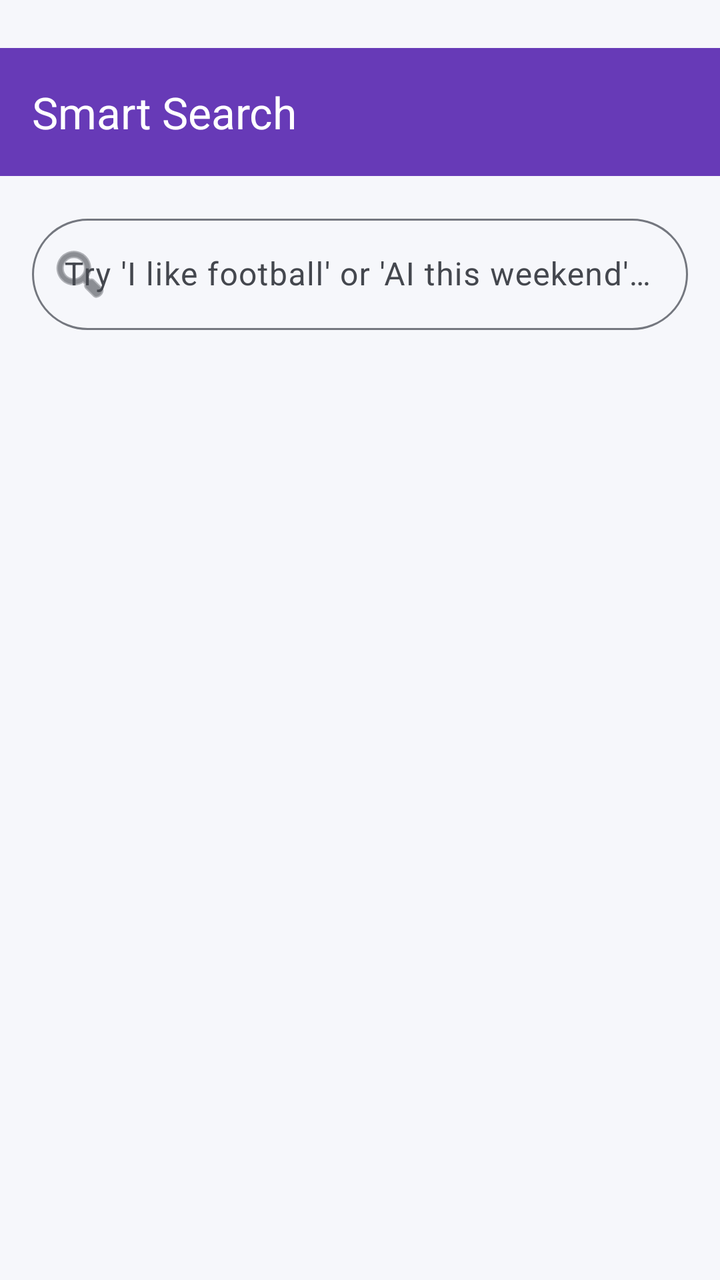
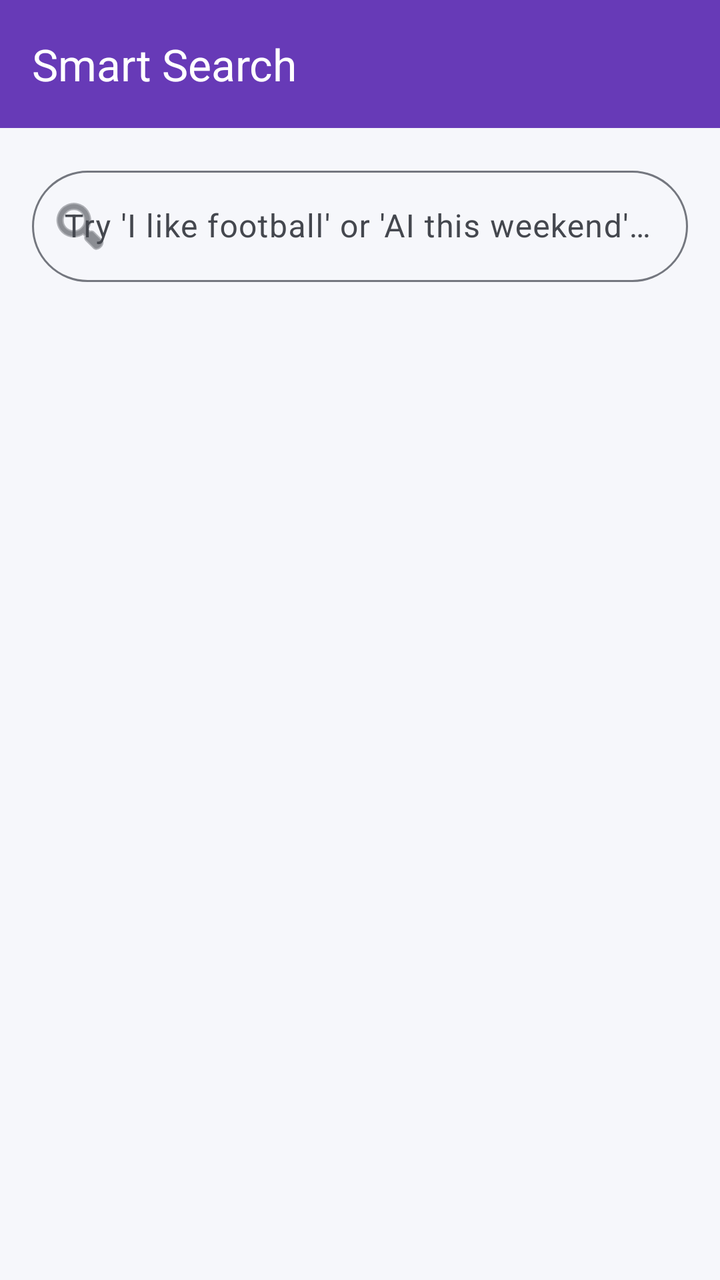

An Android layout rendered at two revisions. The XML below is the earlier revision; the diff shows what the commit changed to produce the second picture.
<!-- AndroidManifest.xml: application theme Theme.CampusConnect -->
<!-- res/layout/activity_search.xml -->
<?xml version="1.0" encoding="utf-8"?>
<androidx.constraintlayout.widget.ConstraintLayout xmlns:android="http://schemas.android.com/apk/res/android"
    xmlns:app="http://schemas.android.com/apk/res-auto"
    android:layout_width="match_parent"
    android:layout_height="match_parent">

    <com.google.android.material.appbar.MaterialToolbar
        android:id="@+id/toolbar"
        android:layout_width="match_parent"
        android:layout_height="?attr/actionBarSize"
        android:layout_marginTop="24dp"
        android:background="?attr/colorPrimary"
        app:title="Smart Search"
        app:titleTextColor="?attr/colorOnPrimary"
        app:layout_constraintTop_toTopOf="parent" />

    <include
        android:id="@+id/offlineBannerInclude"
        layout="@layout/view_offline_banner"
        android:layout_width="match_parent"
        android:layout_height="wrap_content"
        app:layout_constraintTop_toBottomOf="@id/toolbar" />

    <ProgressBar
        android:id="@+id/searchProgress"
        style="?android:attr/progressBarStyleHorizontal"
        android:layout_width="match_parent"
        android:layout_height="wrap_content"
        android:indeterminate="true"
        android:visibility="gone"
        app:layout_constraintTop_toBottomOf="@id/searchLayout" />

    <com.google.android.material.textfield.TextInputLayout
        android:id="@+id/searchLayout"
        style="@style/Widget.Material3.TextInputLayout.OutlinedBox"
        android:layout_width="match_parent"
        android:layout_height="wrap_content"
        android:layout_margin="16dp"
        android:hint="Try 'I like football' or 'AI this weekend'..."
        app:boxCornerRadiusBottomEnd="28dp"
        app:boxCornerRadiusBottomStart="28dp"
        app:boxCornerRadiusTopEnd="28dp"
        app:boxCornerRadiusTopStart="28dp"
        app:layout_constraintTop_toBottomOf="@id/offlineBannerInclude"
        app:startIconDrawable="@android:drawable/ic_menu_search">

        <com.google.android.material.textfield.TextInputEditText
            android:id="@+id/searchEditText"
            android:layout_width="match_parent"
            android:layout_height="wrap_content"
            android:inputType="text" />
    </com.google.android.material.textfield.TextInputLayout>

    <TextView
        android:id="@+id/historyHeader"
        android:layout_width="wrap_content"
        android:layout_height="wrap_content"
        android:layout_marginStart="24dp"
        android:layout_marginTop="8dp"
        android:text="Recent Searches"
        android:textSize="12sp"
        android:textStyle="bold"
        android:visibility="gone"
        app:layout_constraintStart_toStartOf="parent"
        app:layout_constraintTop_toBottomOf="@id/searchLayout" />

    <com.google.android.material.chip.ChipGroup
        android:id="@+id/historyChipGroup"
        android:layout_width="match_parent"
        android:layout_height="wrap_content"
        android:layout_marginHorizontal="24dp"
        android:layout_marginTop="4dp"
        app:layout_constraintTop_toBottomOf="@id/historyHeader" />

    <androidx.recyclerview.widget.RecyclerView
        android:id="@+id/resultsRecyclerView"
        android:layout_width="match_parent"
        android:layout_height="0dp"
        app:layout_constraintBottom_toBottomOf="parent"
        app:layout_constraintTop_toBottomOf="@id/historyChipGroup" />

    <LinearLayout
        android:id="@+id/emptyResultsState"
        android:layout_width="match_parent"
        android:layout_height="0dp"
        android:orientation="vertical"
        android:gravity="center"
        android:padding="32dp"
        android:visibility="gone"
        app:layout_constraintBottom_toBottomOf="parent"
        app:layout_constraintTop_toBottomOf="@id/historyChipGroup">

        <TextView
            android:id="@+id/emptyResultsTitle"
            android:layout_width="wrap_content"
            android:layout_height="wrap_content"
            android:text="No matches found"
            android:textStyle="bold"
            android:textSize="16sp" />

        <TextView
            android:layout_width="wrap_content"
            android:layout_height="wrap_content"
            android:layout_marginTop="4dp"
            android:gravity="center"
            android:text="Try different words, or ask CampusConnect AI instead."
            android:textColor="?android:attr/textColorSecondary" />

        <Button
            android:id="@+id/askAiFromSearchButton"
            android:layout_width="wrap_content"
            android:layout_height="wrap_content"
            android:layout_marginTop="16dp"
            android:minHeight="48dp"
            android:text="@string/ask_campusconnect_ai" />
    </LinearLayout>

</androidx.constraintlayout.widget.ConstraintLayout>
<!-- res/layout/view_offline_banner.xml (included above) -->
<?xml version="1.0" encoding="utf-8"?>
<com.google.android.material.card.MaterialCardView xmlns:android="http://schemas.android.com/apk/res/android"
    xmlns:app="http://schemas.android.com/apk/res-auto"
    android:id="@+id/offlineBanner"
    android:layout_width="match_parent"
    android:layout_height="wrap_content"
    android:layout_margin="12dp"
    android:visibility="gone"
    app:cardBackgroundColor="@color/warning_container"
    app:cardCornerRadius="12dp"
    app:cardElevation="0dp">

    <TextView
        android:id="@+id/offlineBannerText"
        android:layout_width="match_parent"
        android:layout_height="wrap_content"
        android:minHeight="48dp"
        android:gravity="center_vertical"
        android:padding="12dp"
        android:text="@string/offline_saved"
        android:textColor="@color/on_warning_container" />
</com.google.android.material.card.MaterialCardView>
<!-- resources referenced by this layout -->
<resources>
  <color name="on_warning_container">#5D4037</color>
  <color name="warning_container">#FFF8E1</color>
  <string name="ask_campusconnect_ai">✨ Ask CampusConnect AI</string>
  <string name="offline_saved">You\'re offline. Showing saved events.</string>
  <style name="Theme.CampusConnect" parent="Base.Theme.CampusConnect" />
  <style name="Base.Theme.CampusConnect" parent="Theme.Material3.DayNight.NoActionBar">
          
          <item name="colorPrimary">@color/primary</item>
          <item name="colorOnPrimary">@color/on_primary</item>
          <item name="colorSecondary">@color/secondary</item>
          <item name="colorOnSecondary">@color/on_secondary</item>
          <item name="colorTertiary">@color/tertiary</item>
          <item name="colorOnTertiary">@color/on_tertiary</item>
          <item name="android:windowBackground">@color/background</item>
          <item name="colorSurface">@color/surface</item>
          <item name="colorOnSurface">@color/on_surface</item>
  
          <item name="colorSurfaceVariant">@color/surface_variant</item>
          <item name="colorOnSurfaceVariant">@color/on_surface_variant</item>
          <item name="colorError">@color/error</item>
          <item name="colorOnError">@color/on_error</item>
          <item name="colorOutline">@color/outline</item>
          <item name="colorOutlineVariant">@color/outline_variant</item>
          <item name="android:statusBarColor">@color/primary</item>
  
          
          <item name="materialCardViewStyle">@style/Widget.CampusConnect.Card</item>
      </style>
  <color name="primary">#673AB7</color>
  <color name="on_primary">#FFFFFF</color>
  <color name="secondary">#009688</color>
  <color name="on_secondary">#FFFFFF</color>
  <color name="tertiary">#FFC107</color>
  <color name="on_tertiary">#000000</color>
  <color name="background">#F6F7FB</color>
  <color name="surface">#FFFFFF</color>
  <color name="on_surface">#1A1C1E</color>
  <color name="surface_variant">#E1E2EC</color>
  <color name="on_surface_variant">#44474E</color>
  <color name="error">#B3261E</color>
  <color name="on_error">#FFFFFF</color>
  <color name="outline">#74777F</color>
  <color name="outline_variant">#C4C6D0</color>
  <style name="Widget.CampusConnect.Card" parent="Widget.Material3.CardView.Elevated">
          <item name="cardCornerRadius">16dp</item>
          <item name="cardElevation">2dp</item>
          <item name="strokeWidth">0dp</item>
      </style>
</resources>

<!-- the commit's change to res/layout/activity_search.xml (unified diff, before → after) -->
@@ -8,7 +8,6 @@
         android:id="@+id/toolbar"
         android:layout_width="match_parent"
         android:layout_height="?attr/actionBarSize"
-        android:layout_marginTop="24dp"
         android:background="?attr/colorPrimary"
         app:title="Smart Search"
         app:titleTextColor="?attr/colorOnPrimary"
@@ -36,7 +35,7 @@
         android:layout_width="match_parent"
         android:layout_height="wrap_content"
         android:layout_margin="16dp"
-        android:hint="Try 'I like football' or 'AI this weekend'..."
+        android:hint="@string/try_i_like_football_or_ai_this_w"
         app:boxCornerRadiusBottomEnd="28dp"
         app:boxCornerRadiusBottomStart="28dp"
         app:boxCornerRadiusTopEnd="28dp"
@@ -57,7 +56,7 @@
         android:layout_height="wrap_content"
         android:layout_marginStart="24dp"
         android:layout_marginTop="8dp"
-        android:text="Recent Searches"
+        android:text="@string/recent_searches"
         android:textSize="12sp"
         android:textStyle="bold"
         android:visibility="gone"
@@ -94,7 +93,7 @@
             android:id="@+id/emptyResultsTitle"
             android:layout_width="wrap_content"
             android:layout_height="wrap_content"
-            android:text="No matches found"
+            android:text="@string/no_matches_found"
             android:textStyle="bold"
             android:textSize="16sp" />
 
@@ -103,7 +102,7 @@
             android:layout_height="wrap_content"
             android:layout_marginTop="4dp"
             android:gravity="center"
-            android:text="Try different words, or ask CampusConnect AI instead."
+            android:text="@string/try_different_words_or_ask_campu"
             android:textColor="?android:attr/textColorSecondary" />
 
         <Button
<!-- resource entries referenced after the edit -->
@@ -3,7 +3,11 @@
   <color name="on_warning_container">#5D4037</color>
   <color name="warning_container">#FFF8E1</color>
   <string name="ask_campusconnect_ai">✨ Ask CampusConnect AI</string>
+  <string name="no_matches_found">No matches found</string>
   <string name="offline_saved">You\'re offline. Showing saved events.</string>
+  <string name="recent_searches">Recent Searches</string>
+  <string name="try_different_words_or_ask_campu">Try different words, or ask CampusConnect AI instead.</string>
+  <string name="try_i_like_football_or_ai_this_w">Try \'I like football\' or \'AI this weekend\'...</string>
   <style name="Theme.CampusConnect" parent="Base.Theme.CampusConnect" />
   <style name="Base.Theme.CampusConnect" parent="Theme.Material3.DayNight.NoActionBar">
           
